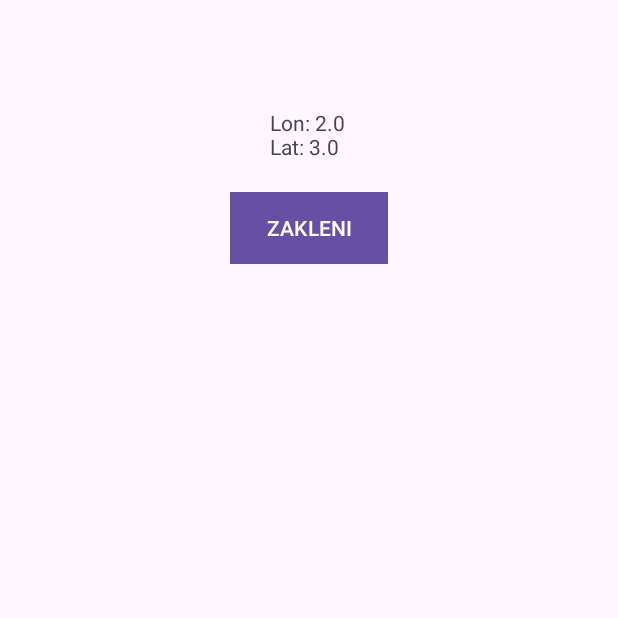
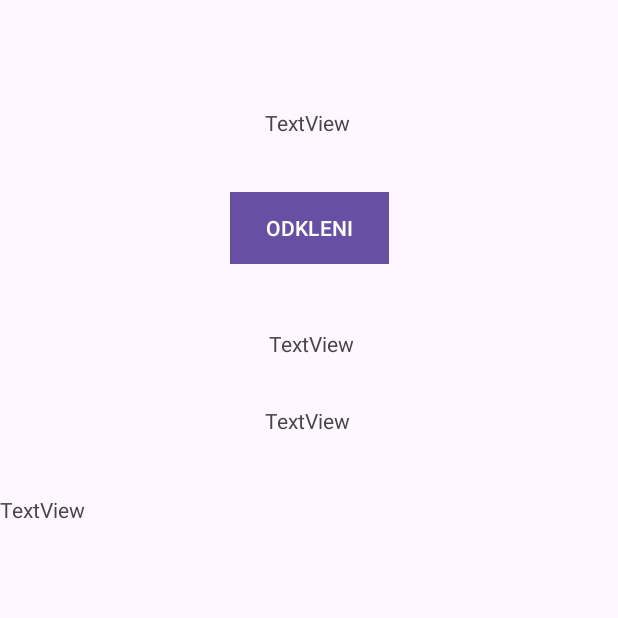
Before and after one commit to gabrijelokorn/car-search, an Android app: the screen it shows after launch (MainActivity), after a tap on "ZAKLENI", on a phone screen of 412 x 824 dp, the top half of it. Run offline under Robolectric (Android 15) with nearby library versions, the phone set to English and light mode, and no system bars.

Commit message:
funcitonal requirements

```diff
--- /dev/null
+++ b/application/app/src/main/java/com/example/car_search/Car.java
@@ -0,0 +1,98 @@
+package com.example.car_search;
+
+import static android.content.Context.MODE_PRIVATE;
+
+import android.content.Context;
+import android.content.SharedPreferences;
+import android.util.Log;
+import android.widget.Button;
+
+public class Car {
+
+    private Context context;
+    private boolean locked;
+    private float latitude;
+    private float longitude;
+    private static final int unlockedVALUE = 1000;
+    private Button lock_unlock;
+
+    public Car (Context context, Button button) {
+        this.context = context;
+        this.lock_unlock = button;
+        update_car_info();
+    }
+
+    public float get_longitude () {
+        return this.longitude;
+    }
+
+    public float get_latitude () {
+        return this.latitude;
+    }
+    /*
+Z metodo get_car_info v lokalne spremenljivke shranimo prješnje stanje o avtu
+ */
+    private void update_car_info() {
+        SharedPreferences sp = this.context.getSharedPreferences("CarINFO", MODE_PRIVATE);
+        this.locked = sp.getBoolean("locked", false);
+        this.longitude = sp.getFloat("lon", unlockedVALUE);
+        this.latitude = sp.getFloat("lat", unlockedVALUE);
+
+        Log.d("stanje:", "stanje: " + this.locked + "at: " + this.longitude + ", " + this.latitude);
+
+        if (this.locked) {
+            this.lock_unlock.setText("ODKLENI");
+        } else {
+            this.lock_unlock.setText("ZAKLENI");
+        }
+    }
+
+    /*
+    Metoda unlock_the_car spremeni informacije o avtu. Avto "odklene":
+    locked = false,
+    lon (longitude) in lat (latitude) postaneta neveljavni vrednosti
+     */
+    private void unlock_the_car() {
+        SharedPreferences sp = this.context.getSharedPreferences("CarINFO", MODE_PRIVATE);
+        SharedPreferences.Editor spe = sp.edit();
+
+        spe.putBoolean("locked", false);
+        spe.putFloat("lon", unlockedVALUE);
+        spe.putFloat("lat", unlockedVALUE);
+
+        spe.apply();
+    }
+
+    /*
+    Metoda unlock_the_car spremeni informacije o avtu. Avto "zaklene":
+    locked = true,
+    lon (longitude) in lat (latitude) postaneta neveljavni vrednosti
+     */
+    private void lock_the_car(Device device) {
+        SharedPreferences sp = this.context.getSharedPreferences("CarINFO", MODE_PRIVATE);
+        SharedPreferences.Editor spe = sp.edit();
+
+        spe.putBoolean("locked", true);
+        spe.putFloat("lon", device.get_longitude());
+        spe.putFloat("lat", device.get_latitude());
+
+        spe.apply();
+    }
+
+    /*
+    Metoda change_car_state je odziv na gumb odkleni ali zakleni
+    Ko uporabnik pritisne gumb, ta funkcija klice pripadajoci funkciji unlock_the_car ali lock_the_car, ki shranita
+    informacije o avtu.
+    S klicem get_car_info ta funkcija poskrbi tudi za lokalno posodobitev podatkov in
+    s klicem na update_car_info za prikaz le teh na graficnem vmesniku
+     */
+    public void negate_car_state(Device device) {
+        if (this.locked) {
+            unlock_the_car();
+        } else {
+            lock_the_car(device);
+        }
+
+        update_car_info();
+    }
+}
--- /dev/null
+++ b/application/app/src/main/java/com/example/car_search/Device.java
@@ -0,0 +1,23 @@
+package com.example.car_search;
+
+public class Device {
+    private float longitude;
+    private float latitude;
+
+    public float get_longitude() {
+        return this.longitude;
+    }
+    public float get_latitude() {
+        return this.latitude;
+    }
+
+    public void set_longitude(float val) {
+        this.longitude = val;
+    }
+    public void set_latitude(float val) {
+        this.latitude = val;
+    }
+    public Device() {
+
+    }
+}
--- a/application/app/src/main/java/com/example/car_search/Locationer.java
+++ b/application/app/src/main/java/com/example/car_search/Locationer.java
@@ -11,13 +11,12 @@ public class Locationer implements LocationListener {
 
     public Locationer(MainActivity mainActivity) {
         this.mainActivity = mainActivity;
-        mainActivity.updateLocationText(2, 3);
     }
     @Override
     public void onLocationChanged(@NonNull Location location) {
         double longitude = location.getLongitude();
         double latitude = location.getLatitude();
 
-        mainActivity.updateLocationText(longitude, latitude);
+        mainActivity.update_device_location(longitude, latitude);
     }
 }
--- a/application/app/src/main/java/com/example/car_search/MainActivity.java
+++ b/application/app/src/main/java/com/example/car_search/MainActivity.java
@@ -11,9 +11,6 @@ import android.content.pm.PackageManager;
 import android.location.LocationManager;
 import android.os.Bundle;
 
-import com.google.android.gms.location.FusedLocationProviderClient;
-import com.google.android.gms.location.LocationServices;
-
 import android.Manifest;
 import android.provider.Settings;
 import android.util.Log;
@@ -25,25 +22,30 @@ import android.widget.Toast;
 public class MainActivity extends AppCompatActivity {
 
     public static final int unlockedVALUE = 1000;
+    public static final double EARTH_RADIUS_KM = 6371.0;
+    public static final int PERMISSION_ID = 44;
 
-    FusedLocationProviderClient locationProviderClient;
-    int PERMISSION_ID = 44;
-    private Locationer locationer;
+
     private TextView locationTextView;
+    private TextView degreesTextView;
+    private TextView distanceTextView;
+    private TextView angleTextView;
     private Button lock_unlock;
 
-    private boolean car_locked;
-    private float car_lon;
-    private float car_lat;
-    private float dev_lon;
-    private float dev_lat;
+    private float north_dgr;
+
+    private Locationer locationer;
+    private Orientationer orientationer;
+
+    // User's Car and Device instances
+    private Car car;
+    private Device device;
 
     @Override
     protected void onCreate(Bundle savedInstanceState) {
         super.onCreate(savedInstanceState);
         setContentView(R.layout.activity_main);
 
-        get_car_info();
         lock_unlock = (Button) findViewById(R.id.lock_unlock);
         lock_unlock.setOnClickListener(new View.OnClickListener() {
             @Override
@@ -51,11 +53,17 @@ public class MainActivity extends AppCompatActivity {
                 change_car_state();
             }
         });
-        update_car_info();
 
-        locationTextView = findViewById(R.id.locationTextView);
-        locationProviderClient = LocationServices.getFusedLocationProviderClient(this);
+        this.car = new Car(this, lock_unlock);
+        this.device = new Device();
+
+        locationTextView = findViewById(R.id.locationTextView); // delete later
+        degreesTextView = findViewById(R.id.degreesTextView); // delete later
+        distanceTextView = findViewById(R.id.distanceTextView); // delete later
+        angleTextView = findViewById(R.id.angleTextView); // delete later
         prepare_application();
+
+        this.orientationer = new Orientationer(this,this);
     }
 
     @Override
@@ -64,59 +72,24 @@ public class MainActivity extends AppCompatActivity {
         prepare_application();
     }
 
-    private void update_car_info() {
-        if (this.car_locked) {
-            this.lock_unlock.setText("ODKLENI");
-        } else {
-            this.lock_unlock.setText("ZAKLENI");
-        }
-    }
-    private void unlock_the_car() {
-        SharedPreferences sp = getSharedPreferences("CarINFO", MODE_PRIVATE);
-        SharedPreferences.Editor spe = sp.edit();
 
-        spe.putBoolean("locked", false);
-        spe.putFloat("lon", unlockedVALUE);
-        spe.putFloat("lat", unlockedVALUE);
-
-        get_car_info();
+    /*
+    Metoda change_car_state je odziv na gumb odkleni ali zakleni in klice javno metodo razreda Car, ki posodobi vse potrebne podatke o avtu
+     */
+    private void change_car_state() {
+        this.car.negate_car_state(this.device);
     }
 
-    private void lock_the_car() {
-        SharedPreferences sp = getSharedPreferences("CarINFO", MODE_PRIVATE);
-        SharedPreferences.Editor spe = sp.edit();
-
-        spe.putBoolean("locked", true);
-        spe.putFloat("lon", this.dev_lon);
-        spe.putFloat("lat", this.dev_lat);
-
-        get_car_info();
-    }
-
-    private void get_car_info() {
-        SharedPreferences sp = getSharedPreferences("CarINFO", MODE_PRIVATE);
-        this.car_locked = sp.getBoolean("locked", false);
-        this.car_lon = sp.getFloat("lon", unlockedVALUE);
-        this.car_lat = sp.getFloat("lat", unlockedVALUE);
-    }
-
-    private void change_car_state() {
-        if (this.car_locked) {
-            unlock_the_car();
-        } else {
-            lock_the_car();
-        }
-
-        update_car_info();
-        Log.d("SharedPreferencesTest", "Is car locked? " + this.car_locked);
-    }
-
-    /* "start_location_updates" metoda sluzi kot zagon branja podatkov o lokaciji */
+    /* Metoda start_location_updates sluzi kot zagon branja podatkov o lokaciji */
     private void start_location_updates() {
         locationer = new Locationer(this);
         LocationManager locationManager = (LocationManager) getSystemService(LOCATION_SERVICE);
         locationManager.requestLocationUpdates(LocationManager.GPS_PROVIDER, 0, 0, locationer);
     }
+
+    /*
+    TODO: prikaz zahtev na graficnem vmesniku!
+     */
     private void prepare_application () {
         if (!check_location_permission()) {
             request_location_permission();
@@ -130,29 +103,99 @@ public class MainActivity extends AppCompatActivity {
         }
     }
 
-    public void updateLocationText(double lon, double lat) {
+    // https://www.movable-type.co.uk/scripts/latlong.html
+    private float angle_device_to_car () {
+
+        double car_lon_radians = Math.toRadians(this.car.get_longitude());
+        double car_lat_radians = Math.toRadians(this.car.get_latitude());
+
+        double device_lon_radians = Math.toRadians(this.device.get_longitude());
+        double device_lat_radians = Math.toRadians(this.device.get_latitude());
+
+        double lon_difference = car_lon_radians - device_lon_radians;
+        double lat_difference = device_lat_radians - car_lat_radians;
+
+        double y = Math.sin(lon_difference) * Math.cos(car_lat_radians);
+        double x = Math.cos(device_lat_radians) * Math.sin(car_lat_radians)
+                - Math.sin(device_lat_radians) * Math.cos(car_lat_radians)
+                * Math.cos(lon_difference);
+
+        double angle_in_radians = Math.atan2(y, x);
+        double angle_in_degrees = Math.toDegrees(angle_in_radians);
+
+        angle_in_degrees = 360 - ((angle_in_degrees + 360) % 360);
+
+        angle_in_degrees = 0 + this.north_dgr - angle_in_degrees;
+
+        if (angle_in_degrees < -180) {
+            angle_in_degrees += 360;
+        }
+
+        if (angle_in_degrees < 0) {
+            angle_in_degrees = 360 - Math.abs(angle_in_degrees);
+        }
+
+        String distanceText = "Angle to srk19: " + angle_in_degrees + " dgr";
+        angleTextView.setText(distanceText);
+
+        return (float) angle_in_degrees;
+    }
+    public void update_degrees(float val) {
+        this.north_dgr = val;
+
+        String degrees = "dgr " + val;
+        degreesTextView.setText(degrees);
+    }
+
+    // https://www.geeksforgeeks.org/program-distance-two-points-earth/
+    private float distnace_device_to_car () {
+        double car_lon_radians = Math.toRadians(this.car.get_longitude());
+        double car_lat_radians = Math.toRadians(this.car.get_latitude());
+        double device_lon_radians = Math.toRadians(this.device.get_longitude());
+        double device_lat_radians = Math.toRadians(this.device.get_latitude());
+
+        double lon_difference = car_lon_radians - device_lon_radians;
+        double lat_difference = car_lat_radians - device_lat_radians;
+
+        double formula1 = Math.pow(Math.sin(lat_difference / 2), 2) + Math.cos(car_lat_radians) * Math.cos(device_lat_radians) * Math.pow(Math.sin(lon_difference / 2), 2);
+        double formula2 = 2 * Math.asin(Math.sqrt(formula1));
+
+        double distance = EARTH_RADIUS_KM * formula2;
+
+        String distanceText = "Distance to srk19: " + distance + " km";
+        distanceTextView.setText(distanceText);
+
+        return (float) distance;
+    }
+    public void update_device_location(double lon, double lat) {
         String locationText = "Lon: " + lon + "\nLat: " + lat;
         locationTextView.setText(locationText);
+
+        this.device.set_longitude((float) lon);
+        this.device.set_latitude((float) lat);
+
+        distnace_device_to_car();
+        angle_device_to_car();
     }
 
-    /* "check_location_permission" metoda je namenjena preverjanju dveh nacinov dovoljenja dostopa lokacije v napravi */
+    /* Metoda check_location_permission je namenjena preverjanju dovoljenja dveh nacinov dostopa lokacije v napravi */
     private boolean check_location_permission() {
         return ActivityCompat.checkSelfPermission(this, Manifest.permission.ACCESS_COARSE_LOCATION) == PackageManager.PERMISSION_GRANTED &&  ActivityCompat.checkSelfPermission(this, Manifest.permission.ACCESS_FINE_LOCATION) == PackageManager.PERMISSION_GRANTED;
     }
 
-    /* Metoda "request_location_permission" omogoca, da se uporabnika prosi za dostop do lokacije naprave */
+    /* Metoda request_location_permission omogoca, da se uporabnika prosi za dostop do lokacije naprave */
     private void request_location_permission() {
         Toast.makeText(this, "V nastavivah aplikaciji omogocite uporabo GPS!", Toast.LENGTH_SHORT).show();
         // ActivityCompat.requestPermissions(this, new String[]{Manifest.permission.ACCESS_COARSE_LOCATION, Manifest.permission.ACCESS_FINE_LOCATION}, PERMISSION_ID);
     }
 
-    /* Metoda "check_location_access" podpira preverbo uporabe lokacije na napravi */
+    /* Metoda check_location_access podpira preverbo uporabe lokacije na napravi */
     private boolean check_location_access () {
         LocationManager locationManager = (LocationManager) getSystemService(Context.LOCATION_SERVICE);
         return  locationManager.isProviderEnabled(LocationManager.GPS_PROVIDER) || locationManager.isProviderEnabled(locationManager.NETWORK_PROVIDER);
     }
 
-    /* Metoda "request_location_access" uporabnika s sporocilom prosi, naj na napravi vklopi aplikacijo */
+    /* Metoda request_location_access uporabnika s sporocilom prosi, naj na napravi vklopi aplikacijo */
     private void request_location_access() {
         Toast.makeText(this, "Prosimo, da vključite GPS!", Toast.LENGTH_LONG).show();
         // Intent intent = new Intent(Settings.ACTION_LOCATION_SOURCE_SETTINGS);
--- /dev/null
+++ b/application/app/src/main/java/com/example/car_search/Orientationer.java
@@ -0,0 +1,61 @@
+package com.example.car_search;
+
+import android.content.Context;
+import android.hardware.Sensor;
+import android.hardware.SensorEvent;
+import android.hardware.SensorEventListener;
+import android.hardware.SensorManager;
+
+public class Orientationer implements SensorEventListener {
+    private MainActivity mainActivity;
+    private SensorManager sensorManager;
+    private Sensor accelometer;
+    private Sensor magnetometer;
+
+    private Context context;
+
+    private float[] gravity = new float[3];
+    private float[] magnetic = new float[3];
+    private float[] rotationMatrix = new float[9];
+    private float[] orientation = new float[3];
+
+    public Orientationer(Context context, MainActivity mainActivity) {
+        this.mainActivity = mainActivity;
+        this.context = context;
+        this.sensorManager = (SensorManager) this.context.getSystemService(this.context.SENSOR_SERVICE);
+        this.accelometer = sensorManager.getDefaultSensor(Sensor.TYPE_ACCELEROMETER);
+        this.magnetometer = sensorManager.getDefaultSensor(Sensor.TYPE_MAGNETIC_FIELD);
+
+        this.sensorManager.registerListener(this, accelometer, SensorManager.SENSOR_DELAY_NORMAL);
+        this.sensorManager.registerListener(this, magnetometer, SensorManager.SENSOR_DELAY_NORMAL);
+
+    }
+
+    @Override
+    public void onSensorChanged(SensorEvent sensorEvent) {
+        if (sensorEvent.sensor.getType() == Sensor.TYPE_ACCELEROMETER){
+            this.gravity = sensorEvent.values;
+        } else if (sensorEvent.sensor.getType() == Sensor.TYPE_MAGNETIC_FIELD) {
+            this.magnetic = sensorEvent.values;
+        }
+
+        SensorManager.getRotationMatrix(rotationMatrix, null, gravity, magnetic);
+        SensorManager.getOrientation(rotationMatrix, orientation);
+
+        float azimuth_in_radians = orientation[0];
+        float azimuth_in_degrees = (float) Math.toDegrees(azimuth_in_radians);
+
+        if (azimuth_in_degrees < 0) {
+            azimuth_in_degrees += 360;
+        }
+
+        azimuth_in_degrees = 360 - azimuth_in_degrees;
+
+        this.mainActivity.update_degrees(azimuth_in_degrees);
+    }
+
+    @Override
+    public void onAccuracyChanged(Sensor sensor, int i) {
+        // Ta metoda mora obstajati, ker razred Orientationer razsirja SensorEventListner
+    }
+}
--- a/application/app/src/main/res/layout/activity_main.xml
+++ b/application/app/src/main/res/layout/activity_main.xml
@@ -31,4 +31,37 @@
         app:layout_constraintEnd_toEndOf="parent"
         app:layout_constraintStart_toStartOf="parent"
         app:layout_constraintTop_toTopOf="parent" />
+
+    <TextView
+        android:id="@+id/degreesTextView"
+        android:layout_width="wrap_content"
+        android:layout_height="wrap_content"
+        android:layout_marginStart="178dp"
+        android:layout_marginTop="43dp"
+        android:layout_marginEnd="175dp"
+        android:text="TextView"
+        app:layout_constraintEnd_toEndOf="parent"
+        app:layout_constraintStart_toStartOf="parent"
+        app:layout_constraintTop_toBottomOf="@+id/lock_unlock" />
+
+    <TextView
+        android:id="@+id/distanceTextView"
+        android:layout_width="wrap_content"
+        android:layout_height="wrap_content"
+        android:layout_marginStart="176dp"
+        android:layout_marginTop="32dp"
+        android:layout_marginEnd="178dp"
+        android:text="TextView"
+        app:layout_constraintEnd_toEndOf="parent"
+        app:layout_constraintStart_toStartOf="parent"
+        app:layout_constraintTop_toBottomOf="@+id/degreesTextView" />
+
+    <TextView
+        android:id="@+id/angleTextView"
+        android:layout_width="wrap_content"
+        android:layout_height="wrap_content"
+        android:layout_marginTop="40dp"
+        android:text="TextView"
+        app:layout_constraintTop_toBottomOf="@+id/distanceTextView"
+        tools:layout_editor_absoluteX="178dp" />
 </androidx.constraintlayout.widget.ConstraintLayout>
```
